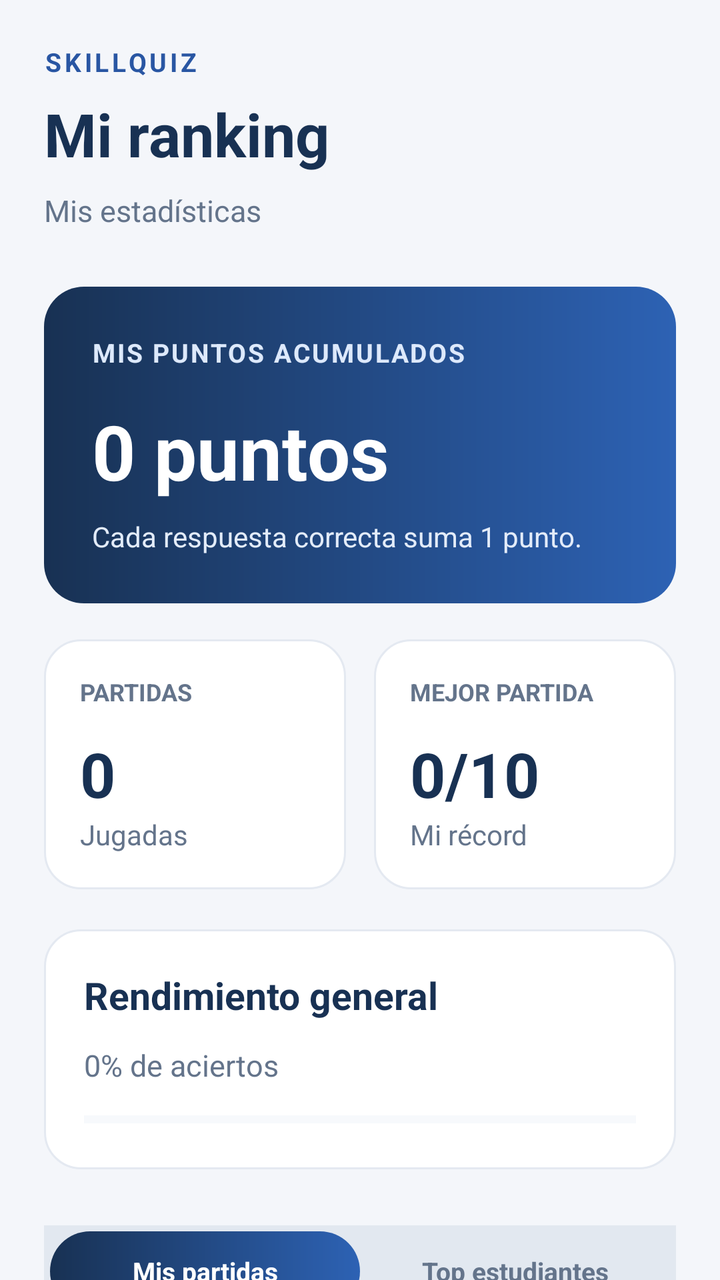
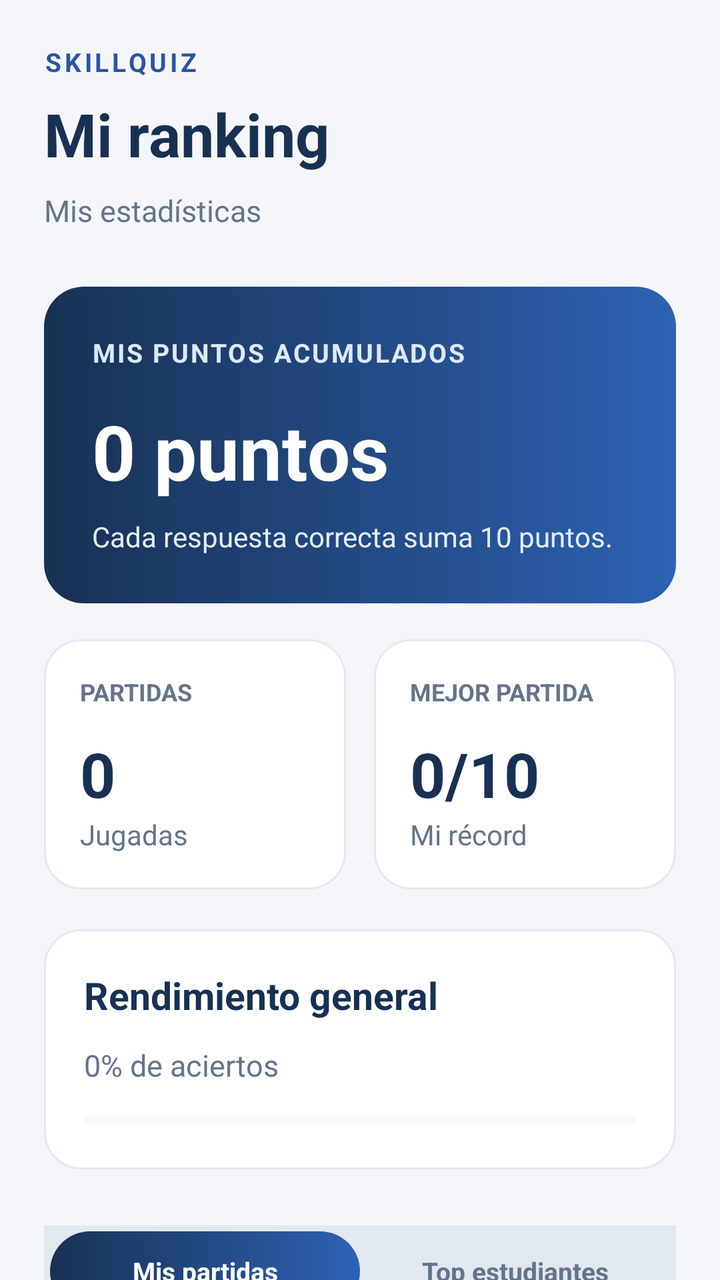

Compare the two renders of this Android layout. The source of the first and the diff that turns it into the second are given below.
<!-- AndroidManifest.xml: application theme Theme.SkillQuizNuevo -->
<!-- res/layout/activity_ranking.xml -->
<?xml version="1.0" encoding="utf-8"?>
<androidx.core.widget.NestedScrollView
    xmlns:android="http://schemas.android.com/apk/res/android"
    android:layout_width="match_parent"
    android:layout_height="match_parent"
    android:fillViewport="true"
    android:fitsSystemWindows="true"
    android:background="#F4F6FA">

    <LinearLayout
        android:layout_width="match_parent"
        android:layout_height="wrap_content"
        android:orientation="vertical"
        android:padding="22dp">

        <TextView
            android:layout_width="match_parent"
            android:layout_height="wrap_content"
            android:text="SKILLQUIZ"
            android:textSize="13sp"
            android:textStyle="bold"
            android:letterSpacing="0.12"
            android:textColor="#2956A3" />

        <TextView
            android:layout_width="match_parent"
            android:layout_height="wrap_content"
            android:text="Mi ranking"
            android:textSize="30sp"
            android:textStyle="bold"
            android:textColor="#183153"
            android:layout_marginTop="7dp" />

        <TextView
            android:id="@+id/txtNombreRanking"
            android:layout_width="match_parent"
            android:layout_height="wrap_content"
            android:text="Mis estadísticas"
            android:textSize="15sp"
            android:textColor="#64748B"
            android:layout_marginTop="8dp" />

        <LinearLayout
            android:layout_width="match_parent"
            android:layout_height="wrap_content"
            android:orientation="vertical"
            android:padding="24dp"
            android:background="@drawable/fondo_banner"
            android:layout_marginTop="28dp">

            <TextView
                android:layout_width="match_parent"
                android:layout_height="wrap_content"
                android:text="MIS PUNTOS ACUMULADOS"
                android:textSize="13sp"
                android:textStyle="bold"
                android:letterSpacing="0.07"
                android:textColor="#DDE9FC" />

            <TextView
                android:id="@+id/txtPuntosAcumulados"
                android:layout_width="match_parent"
                android:layout_height="wrap_content"
                android:text="0 puntos"
                android:textSize="38sp"
                android:textStyle="bold"
                android:textColor="#FFFFFF"
                android:layout_marginTop="15dp" />

            <TextView
                android:layout_width="match_parent"
                android:layout_height="wrap_content"
                android:text="Cada respuesta correcta suma 1 punto."
                android:textSize="14sp"
                android:textColor="#E3ECFA"
                android:layout_marginTop="8dp" />

        </LinearLayout>

        <LinearLayout
            android:layout_width="match_parent"
            android:layout_height="wrap_content"
            android:orientation="horizontal"
            android:layout_marginTop="18dp">

            <LinearLayout
                android:layout_width="0dp"
                android:layout_height="wrap_content"
                android:layout_weight="1"
                android:orientation="vertical"
                android:padding="18dp"
                android:background="@drawable/fondo_tarjeta">

                <TextView
                    android:layout_width="wrap_content"
                    android:layout_height="wrap_content"
                    android:text="PARTIDAS"
                    android:textSize="12sp"
                    android:textStyle="bold"
                    android:textColor="#64748B" />

                <TextView
                    android:id="@+id/txtPartidasJugadas"
                    android:layout_width="match_parent"
                    android:layout_height="wrap_content"
                    android:text="0"
                    android:textSize="31sp"
                    android:textStyle="bold"
                    android:textColor="#183153"
                    android:layout_marginTop="12dp" />

                <TextView
                    android:layout_width="match_parent"
                    android:layout_height="wrap_content"
                    android:text="Jugadas"
                    android:textSize="14sp"
                    android:textColor="#64748B" />

            </LinearLayout>

            <Space
                android:layout_width="14dp"
                android:layout_height="1dp" />

            <LinearLayout
                android:layout_width="0dp"
                android:layout_height="wrap_content"
                android:layout_weight="1"
                android:orientation="vertical"
                android:padding="18dp"
                android:background="@drawable/fondo_tarjeta">

                <TextView
                    android:layout_width="wrap_content"
                    android:layout_height="wrap_content"
                    android:text="MEJOR PARTIDA"
                    android:textSize="12sp"
                    android:textStyle="bold"
                    android:textColor="#64748B" />

                <TextView
                    android:id="@+id/txtMejorPartida"
                    android:layout_width="match_parent"
                    android:layout_height="wrap_content"
                    android:text="0/10"
                    android:textSize="31sp"
                    android:textStyle="bold"
                    android:textColor="#183153"
                    android:layout_marginTop="12dp" />

                <TextView
                    android:layout_width="match_parent"
                    android:layout_height="wrap_content"
                    android:text="Mi récord"
                    android:textSize="14sp"
                    android:textColor="#64748B" />

            </LinearLayout>

        </LinearLayout>

        <LinearLayout
            android:layout_width="match_parent"
            android:layout_height="wrap_content"
            android:orientation="vertical"
            android:padding="20dp"
            android:background="@drawable/fondo_tarjeta"
            android:layout_marginTop="20dp">

            <TextView
                android:layout_width="match_parent"
                android:layout_height="wrap_content"
                android:text="Rendimiento general"
                android:textSize="19sp"
                android:textStyle="bold"
                android:textColor="#183153" />

            <TextView
                android:id="@+id/txtPromedioRanking"
                android:layout_width="match_parent"
                android:layout_height="wrap_content"
                android:text="0% de aciertos"
                android:textSize="15sp"
                android:textColor="#64748B"
                android:layout_marginTop="12dp" />

            <ProgressBar
                android:id="@+id/barraPromedioRanking"
                style="?android:attr/progressBarStyleHorizontal"
                android:layout_width="match_parent"
                android:layout_height="10dp"
                android:max="100"
                android:progress="0"
                android:progressTint="#2956A3"
                android:progressBackgroundTint="#DEE6F2"
                android:layout_marginTop="12dp" />

        </LinearLayout>

        <LinearLayout
            android:layout_width="match_parent"
            android:layout_height="46dp"
            android:orientation="horizontal"
            android:background="#E2E8F0"
            android:padding="3dp"
            android:layout_marginTop="28dp">

            <TextView
                android:id="@+id/btnTabMisPartidas"
                android:layout_width="0dp"
                android:layout_height="match_parent"
                android:layout_weight="1"
                android:text="Mis partidas"
                android:gravity="center"
                android:textSize="13sp"
                android:textStyle="bold"
                android:textColor="#FFFFFF"
                android:background="@drawable/fondo_banner"
                android:clickable="true"
                android:focusable="true" />

            <TextView
                android:id="@+id/btnTabTopEstudiantes"
                android:layout_width="0dp"
                android:layout_height="match_parent"
                android:layout_weight="1"
                android:text="Top estudiantes"
                android:gravity="center"
                android:textSize="13sp"
                android:textStyle="bold"
                android:textColor="#64748B"
                android:background="@android:color/transparent"
                android:clickable="true"
                android:focusable="true" />

        </LinearLayout>

        <TextView
            android:id="@+id/txtSubtituloSeccion"
            android:layout_width="match_parent"
            android:layout_height="wrap_content"
            android:text="Historial personal guardado en este dispositivo."
            android:textSize="13sp"
            android:textColor="#64748B"
            android:layout_marginTop="10dp" />

        <ProgressBar
            android:id="@+id/progresoCargaRanking"
            style="?android:attr/progressBarStyle"
            android:layout_width="30dp"
            android:layout_height="30dp"
            android:layout_gravity="center_horizontal"
            android:visibility="gone"
            android:layout_marginTop="16dp" />

        <TextView
            android:id="@+id/txtVacioRanking"
            android:layout_width="match_parent"
            android:layout_height="wrap_content"
            android:text="Todavía no tienes partidas guardadas."
            android:textSize="15sp"
            android:textColor="#64748B"
            android:visibility="gone"
            android:layout_marginTop="16dp" />

        <androidx.recyclerview.widget.RecyclerView
            android:id="@+id/rvHistorialRanking"
            android:layout_width="match_parent"
            android:layout_height="wrap_content"
            android:nestedScrollingEnabled="false"
            android:layout_marginTop="16dp"
            android:layout_marginBottom="32dp" />

        <Button
            android:id="@+id/btnLimpiarHistorial"
            android:layout_width="match_parent"
            android:layout_height="44dp"
            android:text="Borrar historial local"
            android:textAllCaps="false"
            android:textSize="13sp"
            android:textColor="#DC2626"
            android:backgroundTint="#FEE2E2"
            android:layout_marginTop="12dp"
            android:visibility="gone" />

        <Button
            android:id="@+id/btnJugarRanking"
            android:layout_width="match_parent"
            android:layout_height="56dp"
            android:text="Jugar otra partida"
            android:textAllCaps="false"
            android:textSize="16sp"
            android:textColor="#FFFFFF"
            android:backgroundTint="#2956A3"
            android:layout_marginTop="24dp" />

        <Button
            android:id="@+id/btnVolverRanking"
            android:layout_width="match_parent"
            android:layout_height="56dp"
            android:text="Volver al menú"
            android:textAllCaps="false"
            android:textSize="16sp"
            android:textColor="#183153"
            android:backgroundTint="#E4EBF5"
            android:layout_marginTop="12dp"
            android:layout_marginBottom="20dp" />

    </LinearLayout>

</androidx.core.widget.NestedScrollView>
<!-- resources referenced by this layout -->
<resources>
  <!-- drawable fondo_banner (drawable) -->
  <?xml version="1.0" encoding="utf-8"?>
  <shape xmlns:android="http://schemas.android.com/apk/res/android">
      <gradient
          android:startColor="#183153"
          android:endColor="#2D62B4"
          android:angle="0" />
      <corners android:radius="20dp" />
  </shape>
  <!-- drawable fondo_tarjeta (drawable) -->
  <?xml version="1.0" encoding="utf-8"?>
  <shape xmlns:android="http://schemas.android.com/apk/res/android">
      <solid android:color="#FFFFFF" />
      <corners android:radius="18dp" />
      <stroke
          android:width="1dp"
          android:color="#E4E9F1" />
  </shape>
  <style name="Theme.SkillQuizNuevo" parent="Base.Theme.SkillQuizNuevo" />
  <style name="Base.Theme.SkillQuizNuevo" parent="Theme.Material3.DayNight.NoActionBar">
          
          
      </style>
</resources>

<!-- the commit's change to res/layout/activity_ranking.xml (unified diff, before → after) -->
@@ -70,7 +70,7 @@
             <TextView
                 android:layout_width="match_parent"
                 android:layout_height="wrap_content"
-                android:text="Cada respuesta correcta suma 1 punto."
+                android:text="Cada respuesta correcta suma 10 puntos."
                 android:textSize="14sp"
                 android:textColor="#E3ECFA"
                 android:layout_marginTop="8dp" />
